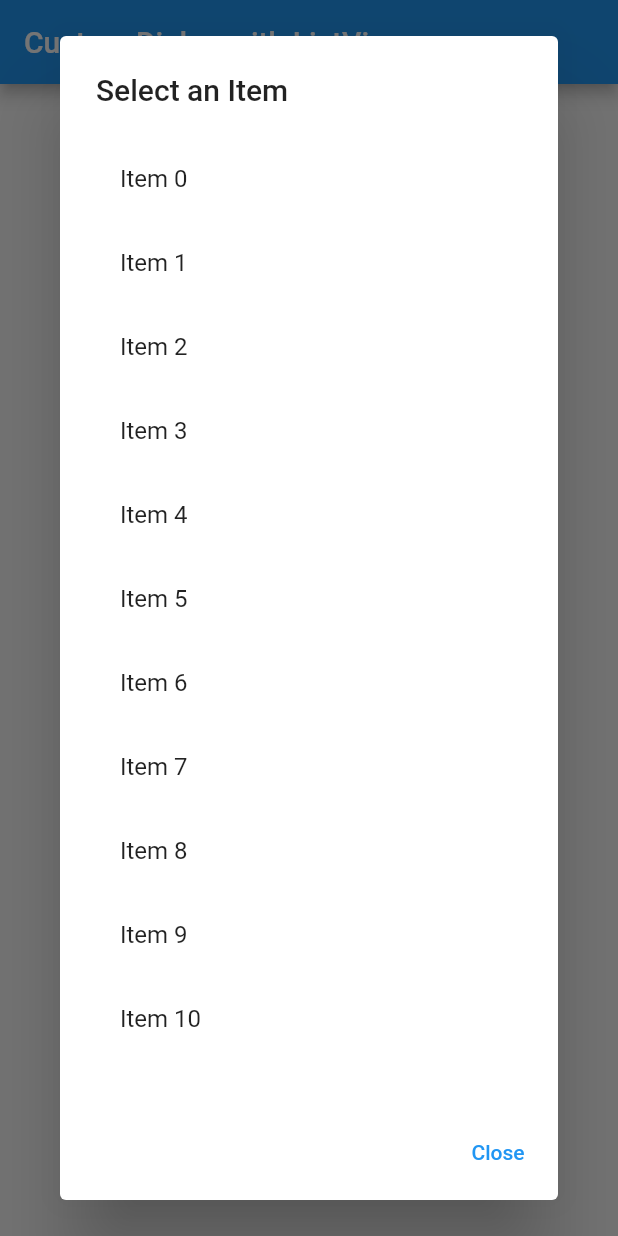
After one commit to zakaria90024/deeplaid_apps_models, a Flutter app: the MyHomePage screen opened directly, after a tap on "Show Dialog", on a phone screen of 412 x 824 dp. The commit adds this screen. Run offline on Flutter 3.47's test engine with Material 2 defaults, Android fonts, the light colour scheme and no system bars; our stand-ins replace fluttertoast, searchfield, shared_preferences, sqflite; accounts and stored records are empty.

Commit message:
day2 - 19-Feb-2023, 20Feb- Otp, Post Request, 22-DashBoard Design full end.
26-Feb-2023 - Sync Page added. Doctor database Created. stored sql data sqflite.change. delete and insert, data duplicate not solve, data duplicate solve. solve 1, Store Data in sql, update some, error, depot add database. Login api pass data.

> Login Shareprefarance
> State Save
> Logout Dialog
> error solve
> get data from sqlite
> doctor list get from local db
> added autocompleatesd
> Dropdown Search, group, product, dialog add

```diff
--- /dev/null
+++ b/lib/order_functionality/dialog_custom.dart
@@ -0,0 +1,73 @@
+import 'package:flutter/material.dart';
+
+void main() {
+  runApp(MyAppDialog());
+}
+
+class MyAppDialog extends StatelessWidget {
+  @override
+  Widget build(BuildContext context) {
+    return MaterialApp(
+      title: 'Flutter Custom Dialog with ListView',
+      theme: ThemeData(
+        primarySwatch: Colors.blue,
+      ),
+      home: MyHomePage(),
+    );
+  }
+}
+
+class MyHomePage extends StatelessWidget {
+  @override
+  Widget build(BuildContext context) {
+    return Scaffold(
+      appBar: AppBar(
+        title: Text('Custom Dialog with ListView'),
+      ),
+      body: Center(
+        child: ElevatedButton(
+          onPressed: () {
+            showCustomDialog(context);
+          },
+          child: Text('Show Dialog'),
+        ),
+      ),
+    );
+  }
+
+  void showCustomDialog(BuildContext context) {
+    showDialog(
+      context: context,
+      builder: (BuildContext context) {
+        return AlertDialog(
+          title: Text('Select an Item'),
+          content: Container(
+            width: double.maxFinite,
+            child: ListView.builder(
+              shrinkWrap: true,
+              itemCount: 20, // Number of items in the ListView
+              itemBuilder: (BuildContext context, int index) {
+                return ListTile(
+                  title: Text('Item $index'),
+                  onTap: () {
+                    Navigator.of(context).pop();
+                    // Handle item selection
+                    print('Selected Item $index');
+                  },
+                );
+              },
+            ),
+          ),
+          actions: <Widget>[
+            TextButton(
+              child: Text('Close'),
+              onPressed: () {
+                Navigator.of(context).pop();
+              },
+            ),
+          ],
+        );
+      },
+    );
+  }
+}
--- a/lib/order_functionality/sales_order.dart
+++ b/lib/order_functionality/sales_order.dart
@@ -1,8 +1,10 @@
 import 'package:deeplaid_apps_models/model/group_model.dart';
 import 'package:deeplaid_apps_models/model/item_model.dart';
+import 'package:deeplaid_apps_models/order_functionality/dialog_custom.dart';
 import 'package:flutter/material.dart';
 import 'package:fluttertoast/fluttertoast.dart';
 import 'package:searchfield/searchfield.dart';
+import '../main.dart';
 import '../model/customar_model.dart';
 import '../sqlitehelper_deeplaid_apps/sqlitehelper.dart';
 
@@ -179,7 +181,6 @@ class _SalesOrderState extends State<SalesOrder> {
   }
 }
 
-
 //for Customer Autocomplete=====================================================
 class CustomarAComplate extends StatelessWidget {
   const CustomarAComplate({super.key});
@@ -281,14 +282,51 @@ class GroupAComplate extends StatelessWidget {
 
         // Fluttertoast.showToast(msg: ""+this.);
 
+        showCustomDialog(context);
+
         Fluttertoast.showToast(
           msg: 'Your Group ${item.item?.GroupName}',
         );
       },
     );
   }
+
+  void showCustomDialog(BuildContext context) {
+    showDialog(
+      context: context,
+      builder: (BuildContext context) {
+        return AlertDialog(
+          title: Text('Select an Item'),
+          content: Container(
+            width: double.maxFinite,
+            child: ListView.builder(
+              shrinkWrap: true,
+              itemCount: 20, // Number of items in the ListView
+              itemBuilder: (BuildContext context, int index) {
+                return ListTile(
+                  title: Text('Item $index'),
+                  onTap: () {
+                    Navigator.of(context).pop();
+                    // Handle item selection
+                    print('Selected Item $index');
+                  },
+                );
+              },
+            ),
+          ),
+          actions: <Widget>[
+            TextButton(
+              child: Text('Close'),
+              onPressed: () {
+                Navigator.of(context).pop();
+              },
+            ),
+          ],
+        );
+      },
+    );
+  }
 }
-
 
 //for Item Autocomplete=====================================================
 class ItemAComplate extends StatelessWidget {
@@ -299,7 +337,6 @@ class ItemAComplate extends StatelessWidget {
     return SearchField<ItemModel>(
       suggestions: _SalesOrderState._userProducets
           .map((e) => SearchFieldListItem<ItemModel>(
-
                 e.itemName.toString(),
                 item: e,
 
@@ -344,4 +381,6 @@ class ItemAComplate extends StatelessWidget {
       },
     );
   }
+
+//custom dialog
 }
```
